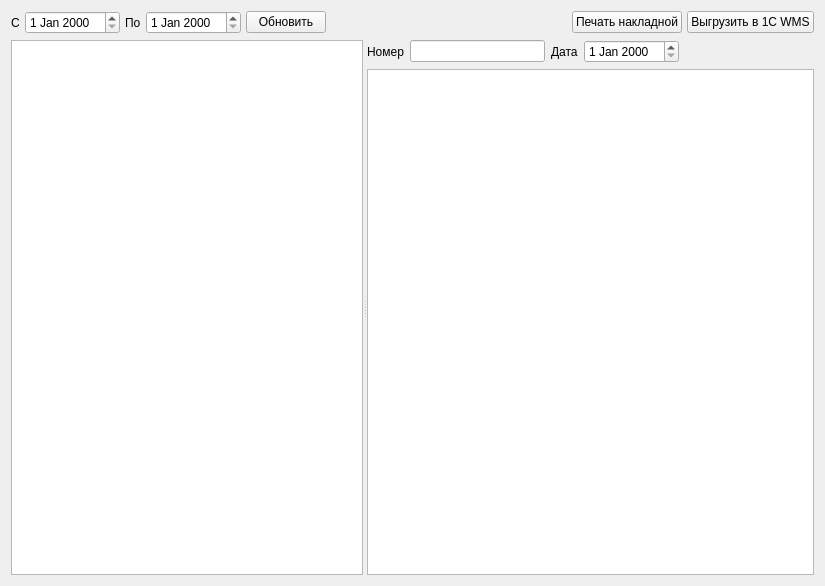
Sergeyego/warehouse, file formacceptance.ui: the form before one commit.
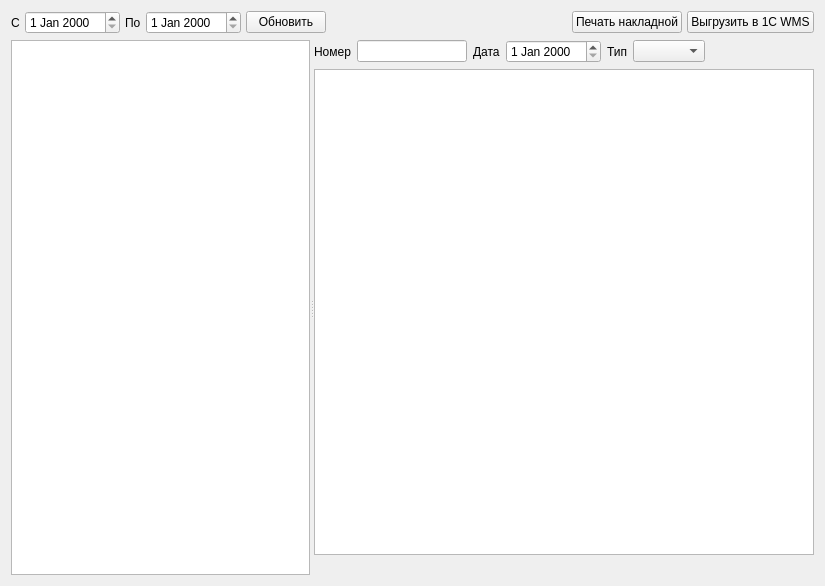
The form after the commit. Custom widgets are drawn as their Qt base class.

What changed in the file:
```diff
--- a/formacceptance.ui
+++ b/formacceptance.ui
@@ -89,8 +89,8 @@
      <property name="orientation">
       <enum>Qt::Horizontal</enum>
      </property>
-     <widget class="QTableView" name="tableViewAc"/>
-     <widget class="QWidget" name="">
+     <widget class="DbViewer" name="tableViewAc"/>
+     <widget class="QWidget" name="layoutWidget">
       <layout class="QVBoxLayout" name="verticalLayout">
        <item>
         <layout class="QHBoxLayout" name="horizontalLayout_2">
@@ -119,7 +119,17 @@
           </widget>
          </item>
          <item>
-          <widget class="QDateEdit" name="dateEdit"/>
+          <widget class="DateEdit" name="dateEdit"/>
+         </item>
+         <item>
+          <widget class="QLabel" name="label_5">
+           <property name="text">
+            <string>Тип</string>
+           </property>
+          </widget>
+         </item>
+         <item>
+          <widget class="QComboBox" name="comboBoxType"/>
          </item>
          <item>
           <spacer name="horizontalSpacer_2">
@@ -140,7 +150,21 @@
         <widget class="QTableView" name="tableViewAcCont"/>
        </item>
        <item>
-        <layout class="QHBoxLayout" name="horizontalLayout_3"/>
+        <layout class="QHBoxLayout" name="horizontalLayoutMapper">
+         <item>
+          <spacer name="horizontalSpacer_3">
+           <property name="orientation">
+            <enum>Qt::Horizontal</enum>
+           </property>
+           <property name="sizeHint" stdset="0">
+            <size>
+             <width>40</width>
+             <height>20</height>
+            </size>
+           </property>
+          </spacer>
+         </item>
+        </layout>
        </item>
       </layout>
      </widget>
@@ -148,6 +172,18 @@
    </item>
   </layout>
  </widget>
+ <customwidgets>
+  <customwidget>
+   <class>DbViewer</class>
+   <extends>QTableView</extends>
+   <header>db/dbviewer.h</header>
+  </customwidget>
+  <customwidget>
+   <class>DateEdit</class>
+   <extends>QDateEdit</extends>
+   <header>db/dbviewer.h</header>
+  </customwidget>
+ </customwidgets>
  <resources/>
  <connections/>
 </ui>
```
Left out of the diff: 6 changed lines with no effect on the pictures.
